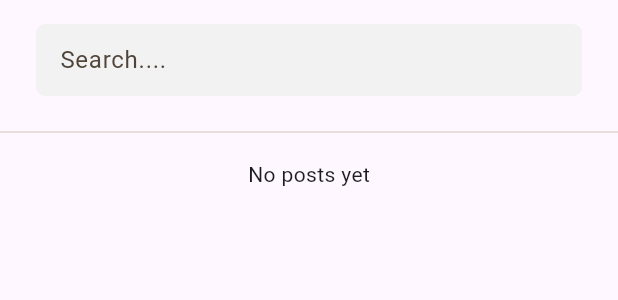
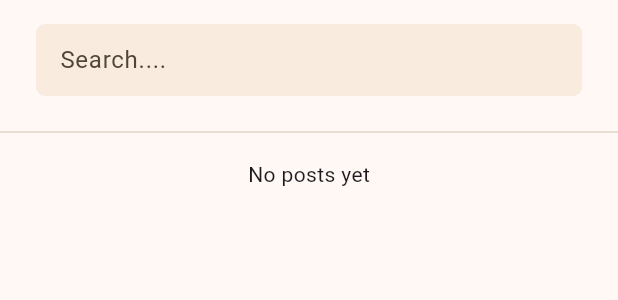
Before and after one commit to prxsss/crafted, a Flutter app: the SearchScreen widget shown alone on an empty page, opened directly, on a phone screen of 412 x 824 dp. Shown: the top 300 px of the screen. Run offline on Flutter 3.47's test engine with Material 3 defaults, Android fonts, the phone set to English and light mode, and no system bars; our stand-ins replace cloud_firestore, firebase_auth, firebase_core, flutter_markdown, font_awesome_flutter, google_sign_in; missing offline and left inert: markdown; accounts and stored records are empty.

Commit message:
feat: enhance theming and UI consistency across screens

```diff
--- a/lib/main.dart
+++ b/lib/main.dart
@@ -28,6 +28,7 @@
       debugShowCheckedModeBanner: false,
       theme: ThemeData().copyWith(
         colorScheme: kColorScheme,
+        scaffoldBackgroundColor: kColorScheme.surface,
         appBarTheme: AppBarTheme().copyWith(
           foregroundColor: kColorScheme.primary,
         ),
@@ -58,6 +59,11 @@
             borderSide: BorderSide(color: kColorScheme.primary, width: 1.5),
           ),
         ),
+        bottomNavigationBarTheme: BottomNavigationBarThemeData().copyWith(
+          backgroundColor: kColorScheme.surface,
+          selectedItemColor: kColorScheme.primary,
+          unselectedItemColor: kColorScheme.onSurfaceVariant,
+        ),
       ),
       home: const AuthWrapper(),
     );
--- a/lib/presentation/screens/search_screen.dart
+++ b/lib/presentation/screens/search_screen.dart
@@ -21,23 +21,7 @@ class _SearchScreenState extends State<SearchScreen> {
           Padding(
             padding: const EdgeInsets.symmetric(horizontal: 24, vertical: 16),
             child: TextField(
-              decoration: InputDecoration(
-                contentPadding: const EdgeInsets.symmetric(
-                  vertical: 8,
-                  horizontal: 12,
-                ),
-                filled: true,
-                fillColor: const Color(0xffF2F2F2),
-                hintText: 'Search....',
-                border: OutlineInputBorder(
-                  borderSide: BorderSide.none,
-                  borderRadius: BorderRadius.circular(6),
-                ),
-                focusedBorder: OutlineInputBorder(
-                  borderRadius: BorderRadius.circular(6),
-                  borderSide: const BorderSide(color: Colors.black, width: 1.5),
-                ),
-              ),
+              decoration: InputDecoration(hintText: 'Search....'),
             ),
           ),
           const Divider(thickness: 0),
```
Also changed, not shown: lib/presentation/screens/main_layout.dart (+3 -10 lines), lib/presentation/screens/post_detail_screen.dart (+9 -4 lines), lib/presentation/widgets/post_listing.dart (+10 -5 lines).
